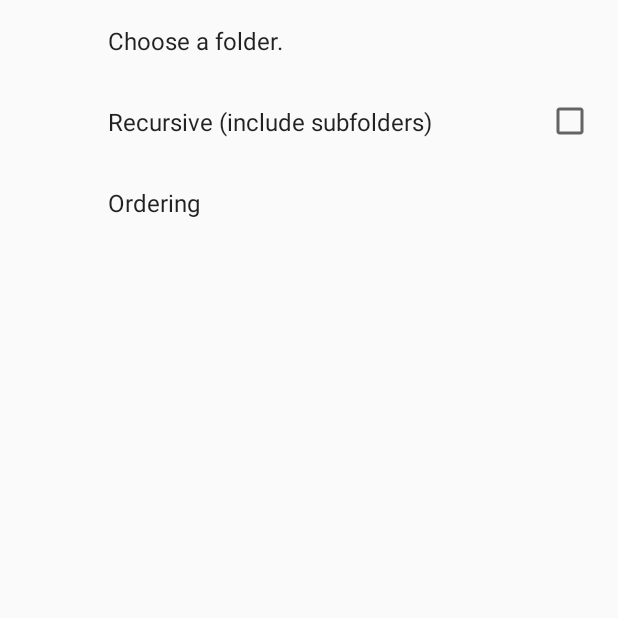
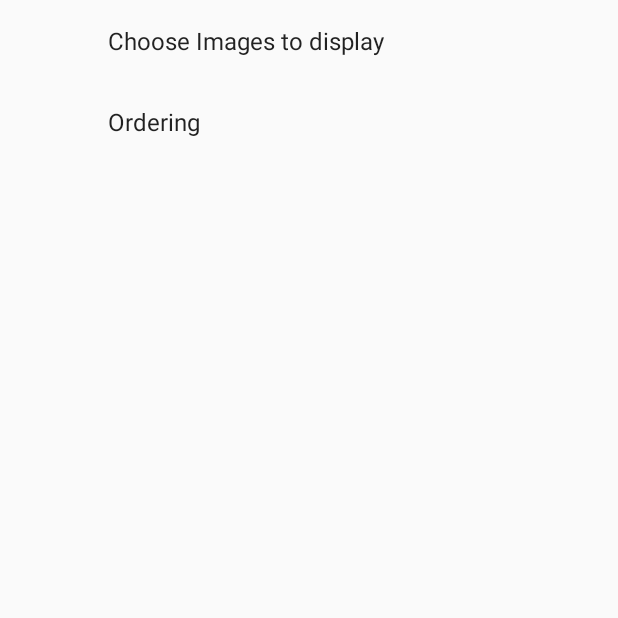
Before and after one commit to Doubi88/SlideshowWallpaper, an Android app: the WallpaperPreferencesFragment screen opened directly, with no data from a screen before it, on a phone screen of 412 x 824 dp, the top half of it. Run offline under Robolectric (Android 15) with nearby library versions, the phone set to English and light mode, and no system bars; our stand-ins replace androidx.preference.

Commit message:
Made file picker work

```diff
--- a/app/build.gradle
+++ b/app/build.gradle
@@ -4,7 +4,7 @@ android {
     compileSdkVersion 26
     defaultConfig {
         applicationId "de.tobi.slideshowwallpaper"
-        minSdkVersion 14
+        minSdkVersion 18
         targetSdkVersion 26
         versionCode 1
         versionName "1.0"
@@ -16,6 +16,8 @@ android {
             proguardFiles getDefaultProguardFile('proguard-android.txt'), 'proguard-rules.pro'
         }
     }
+    productFlavors {
+    }
 }
 
 dependencies {
--- a/app/src/main/res/values/strings.xml
+++ b/app/src/main/res/values/strings.xml
@@ -1,10 +1,8 @@
 <resources>
     <string name="app_name">Slideshow Wallpaper</string>
 
-    <string name="preference_pick_folder">Choose a folder.</string>
-    <string name="preference_pick_folder_key">pick_folder</string>
-    <string name="preference_recursive">Recursive (include subfolders)</string>
-    <string name="preference_recursive_key">recursive</string>
+    <string name="preference_pick_folder">Choose Images to display</string>
+    <string name="preference_pick_folder_key">pick_images</string>
     <string name="preference_ordering">Ordering</string>
     <string name="preference_ordering_key">ordering</string>
     <string-array name="orderings">
--- a/app/src/main/res/xml/wallpaper_preferences.xml
+++ b/app/src/main/res/xml/wallpaper_preferences.xml
@@ -1,9 +1,8 @@
 <?xml version="1.0" encoding="utf-8"?>
 <PreferenceScreen xmlns:android="http://schemas.android.com/apk/res/android">
     <Preference android:title="@string/preference_pick_folder"
-        android:key="@string/preference_pick_folder_key"/>
-    <CheckBoxPreference android:key="@string/preference_recursive_key"
-        android:title="@string/preference_recursive" />
+        android:key="@string/preference_pick_folder_key"
+        />
     <ListPreference android:key="@string/preference_ordering_key"
         android:title="@string/preference_ordering"
         android:entries="@array/orderings"
```
Also changed, not shown: app/src/main/java/de/tobi/slideshowwallpaper/WallpaperPreferencesFragment.java (+65 -0 lines).
